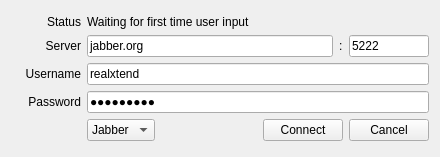
Qt form bin/data/ui/communications_login.ui (realXtend/tundra) before a commit.
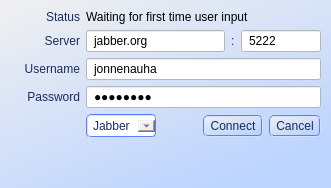
The same form after that commit.

Commit message: * Refactored QtModule usage inside QtGUI class * Now handles error states better, goes back to login screen if errors * New .ui files with more extensive stylesheets for look and feel * Chat tabs can be closed * All widgets know how to layout themselves properly * Signal/slot pair for resizing QtModule::UICanvas from children widgets

Diff of the .ui file:
```diff
--- a/bin/data/ui/communications_login.ui
+++ b/bin/data/ui/communications_login.ui
@@ -2,30 +2,46 @@
 <ui version="4.0">
  <class>Login</class>
  <widget class="QWidget" name="Login">
-  <property name="geometry">
-   <rect>
-    <x>0</x>
-    <y>0</y>
-    <width>440</width>
-    <height>157</height>
-   </rect>
-  </property>
-  <property name="minimumSize">
-   <size>
-    <width>440</width>
-    <height>157</height>
-   </size>
-  </property>
-  <property name="maximumSize">
-   <size>
-    <width>440</width>
-    <height>157</height>
-   </size>
-  </property>
   <property name="windowTitle">
    <string>realXtend Naali communications login</string>
   </property>
+  <property name="styleSheet">
+   <string>QWidget {
+	background-color: qlineargradient(spread:pad, x1:0, y1:0, x2:0.676, y2:1, stop:0 rgba(240, 240, 240, 255), stop:1 rgba(188, 212, 255, 255));
+}
+
+QLabel {
+	color: rgb(25, 44, 98);
+	background-color: rgba(255, 255, 255, 0);
+}
+
+QComboBox, QPushButton {
+	color: rgb(25, 44, 98);
+	background-color: qlineargradient(spread:pad, x1:0, y1:0, x2:0.676, y2:1, stop:0 rgba(240, 240, 240, 255), stop:1 rgba(188, 212, 255, 255));
+	border: 2px groove white;
+	border-color: rgb(86, 128, 255);
+	border-radius: 5px;
+	padding: 2px 5px;
+}
+
+QComboBox::drop-down:!editable { 
+	subcontrol-color: rgb(76, 115, 255);
+	subcontrol-position: center right; 
+	width: 12px; 
+	height: 12px;
+	padding-right: 5px;
+}
+
+QPushButton::pressed{
+	color: rgb(74, 87, 107);
+	background-color: rgba(255, 255, 255, 255);
+}
+</string>
+  </property>
   <layout class="QVBoxLayout" name="verticalLayout_2">
+   <property name="margin">
+    <number>10</number>
+   </property>
    <item>
     <layout class="QVBoxLayout" name="verticalLayout">
      <item>
@@ -60,6 +76,9 @@
            <verstretch>0</verstretch>
           </sizepolicy>
          </property>
+         <property name="styleSheet">
+          <string>color: rgb(0, 0, 0);</string>
+         </property>
          <property name="text">
           <string>Waiting for first time user input</string>
          </property>
@@ -87,6 +106,11 @@
        </item>
        <item>
         <widget class="QLineEdit" name="lineEdit_Server">
+         <property name="styleSheet">
+          <string>padding: 2px 5px 2px 5px;
+background-color: rgb(255, 255, 255);
+</string>
+         </property>
          <property name="text">
           <string>jabber.org</string>
          </property>
@@ -107,6 +131,11 @@
            <height>16777215</height>
           </size>
          </property>
+         <property name="styleSheet">
+          <string>padding: 2px 5px 2px 5px;
+background-color: rgb(255, 255, 255);
+</string>
+         </property>
          <property name="inputMask">
           <string>99999; </string>
          </property>
@@ -140,8 +169,13 @@
        </item>
        <item>
         <widget class="QLineEdit" name="lineEdit_Username">
+         <property name="styleSheet">
+          <string>padding: 2px 5px 2px 5px;
+background-color: rgb(255, 255, 255);
+</string>
+         </property>
          <property name="text">
-          <string>realxtend</string>
+          <string>jonnenauha</string>
          </property>
         </widget>
        </item>
@@ -167,8 +201,13 @@
        </item>
        <item>
         <widget class="QLineEdit" name="lineEdit_Password">
+         <property name="styleSheet">
+          <string>padding: 2px 5px 2px 5px;
+background-color: rgb(255, 255, 255);
+</string>
+         </property>
          <property name="text">
-          <string>jabber666</string>
+          <string>peeforce</string>
          </property>
          <property name="echoMode">
           <enum>QLineEdit::Password</enum>
@@ -197,6 +236,9 @@
        </item>
        <item>
         <widget class="QComboBox" name="comboBox">
+         <property name="styleSheet">
+          <string>background-color: none;</string>
+         </property>
          <item>
           <property name="text">
            <string>Jabber</string>
@@ -222,6 +264,9 @@
          <property name="text">
           <string>Connect</string>
          </property>
+         <property name="flat">
+          <bool>true</bool>
+         </property>
         </widget>
        </item>
        <item>
@@ -233,6 +278,19 @@
        </item>
       </layout>
      </item>
+     <item>
+      <spacer name="verticalSpacer">
+       <property name="orientation">
+        <enum>Qt::Vertical</enum>
+       </property>
+       <property name="sizeHint" stdset="0">
+        <size>
+         <width>20</width>
+         <height>40</height>
+        </size>
+       </property>
+      </spacer>
+     </item>
     </layout>
    </item>
   </layout>
```
The commit also changes 6 other files.
